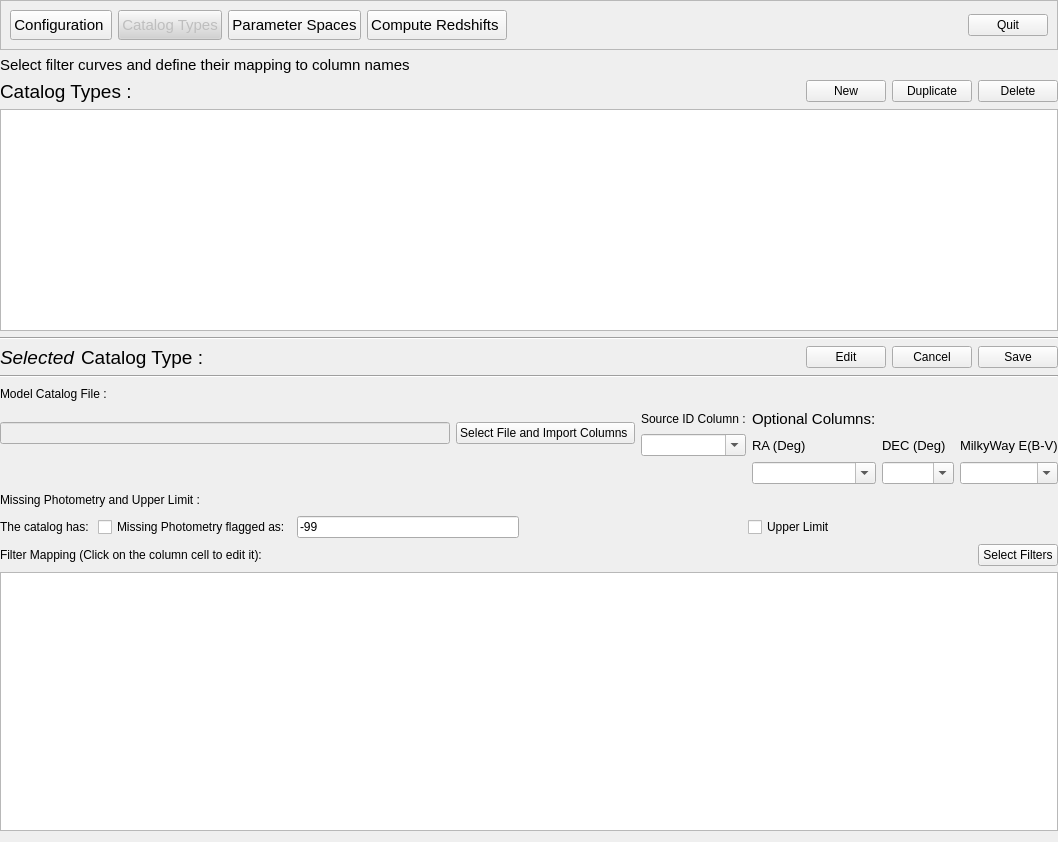
Above: PhzQtUI/auxdir/PhzQtUI/FormSurveyMapping.ui from astrorama/Phosphoros before the change. Below: the same form after it.
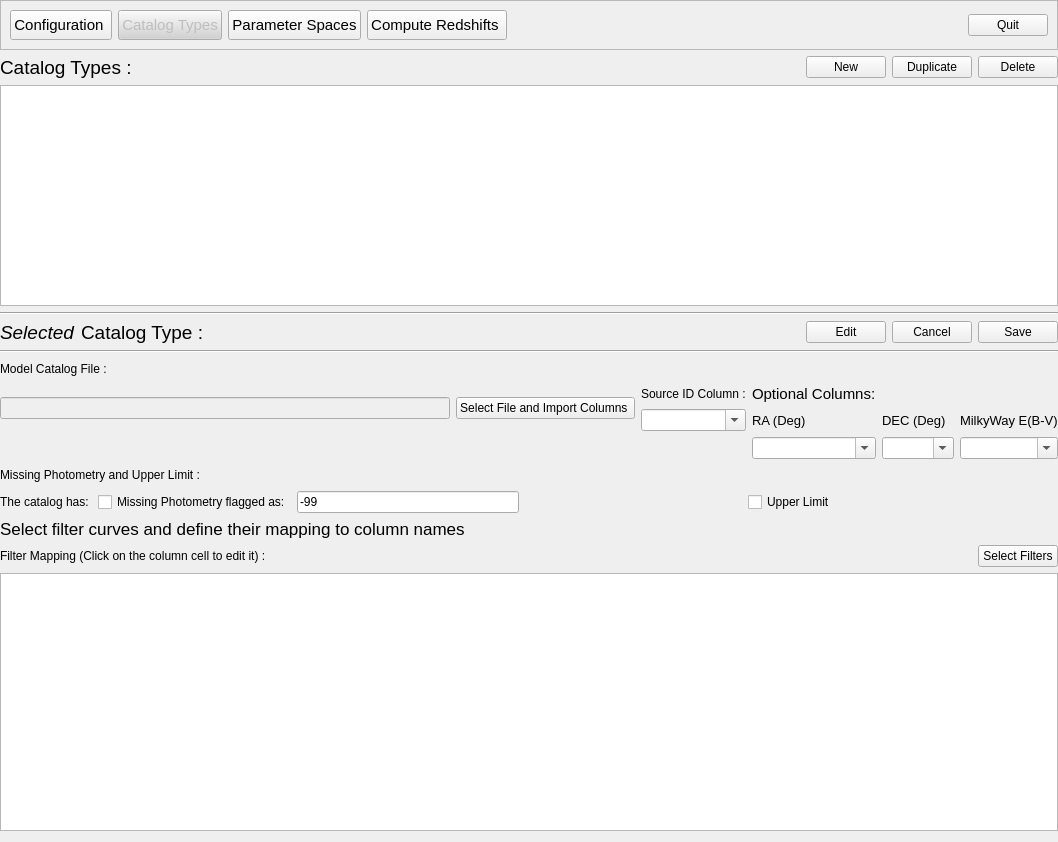
That is the form after the change.

Patch:
```diff
--- a/PhzQtUI/auxdir/PhzQtUI/FormSurveyMapping.ui
+++ b/PhzQtUI/auxdir/PhzQtUI/FormSurveyMapping.ui
@@ -148,18 +148,6 @@
      </layout>
     </widget>
    </item>
-   <item>
-    <widget class="QLabel" name="label_3">
-     <property name="font">
-      <font>
-       <pointsize>11</pointsize>
-      </font>
-     </property>
-     <property name="text">
-      <string>Select filter curves and define their mapping to column names</string>
-     </property>
-    </widget>
-   </item>
    <item>
     <layout class="QVBoxLayout" name="verticalLayout">
      <item>
@@ -534,12 +522,26 @@
      </item>
     </layout>
    </item>
+   <item>
+    <widget class="QLabel" name="label_3">
+     <property name="font">
+      <font>
+       <pointsize>13</pointsize>
+       <weight>50</weight>
+       <bold>false</bold>
+      </font>
+     </property>
+     <property name="text">
+      <string>Select filter curves and define their mapping to column names</string>
+     </property>
+    </widget>
+   </item>
    <item>
     <layout class="QHBoxLayout" name="horizontalLayout_15">
      <item>
       <widget class="QLabel" name="label_16">
        <property name="text">
-        <string>Filter Mapping (Click on the column cell to edit it):</string>
+        <string>Filter Mapping (Click on the column cell to edit it) :</string>
        </property>
       </widget>
      </item>
```
Left out of the diff: 5 changed lines with no effect on the pictures.
